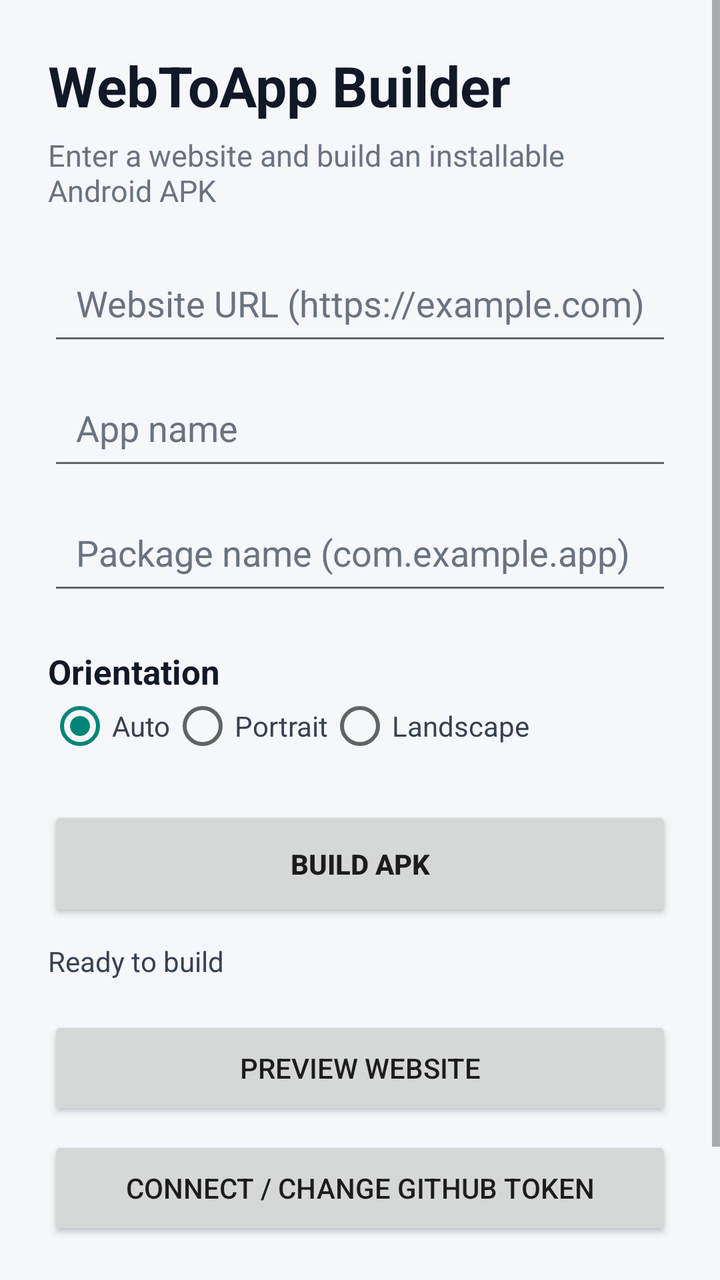
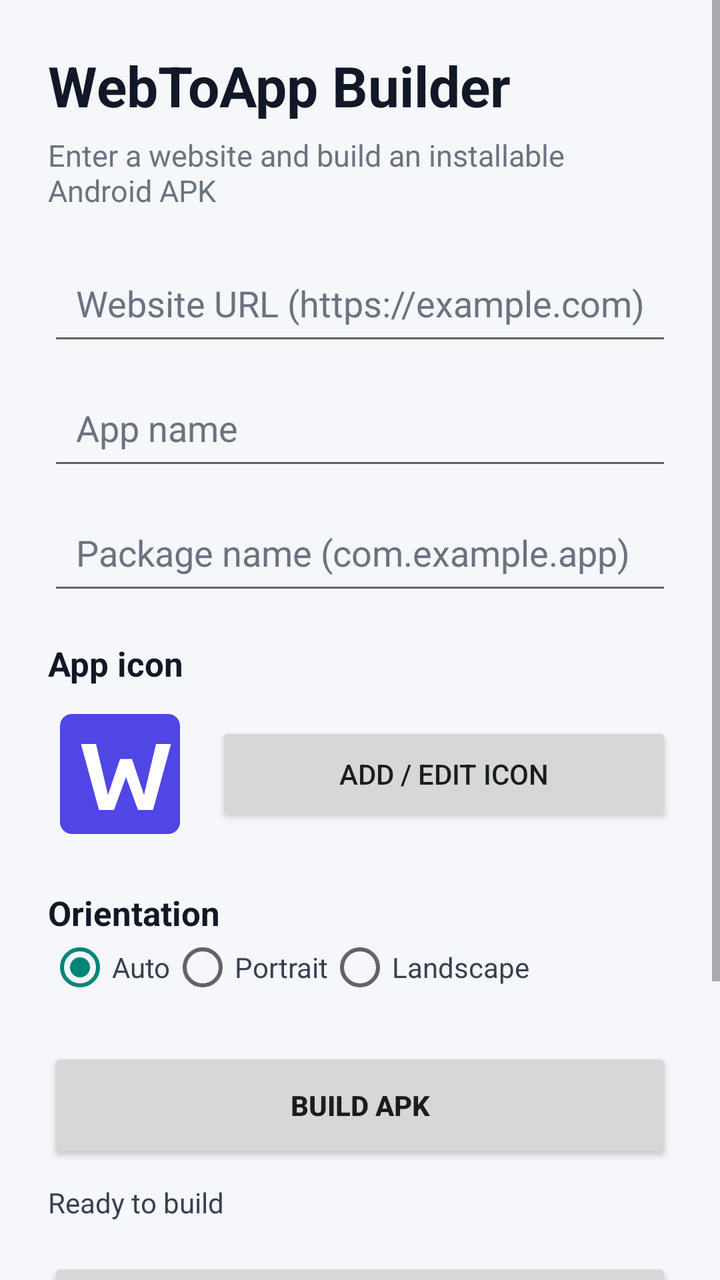

Before-and-after screenshots of an Android layout around one commit, followed by the original layout XML and the change that was made.
<!-- AndroidManifest.xml: application theme Theme.WebToApp -->
<!-- res/layout/activity_main.xml -->
<?xml version="1.0" encoding="utf-8"?>
<ScrollView xmlns:android="http://schemas.android.com/apk/res/android"
 android:layout_width="match_parent" android:layout_height="match_parent" android:fillViewport="true" android:background="#F5F7FB">
 <LinearLayout android:layout_width="match_parent" android:layout_height="wrap_content" android:orientation="vertical" android:padding="24dp">
  <TextView android:layout_width="wrap_content" android:layout_height="wrap_content" android:text="WebToApp Builder" android:textColor="#111827" android:textSize="28sp" android:textStyle="bold"/>
  <TextView android:layout_width="wrap_content" android:layout_height="wrap_content" android:layout_marginTop="6dp" android:layout_marginBottom="20dp" android:text="Enter a website and build an installable Android APK" android:textColor="#6B7280" android:textSize="15sp"/>
  <EditText android:id="@+id/websiteUrl" android:layout_width="match_parent" android:layout_height="wrap_content" android:hint="Website URL (https://example.com)" android:inputType="textUri" android:padding="14dp" android:textColor="#111827" android:textColorHint="#6B7280"/>
  <EditText android:id="@+id/appName" android:layout_width="match_parent" android:layout_height="wrap_content" android:layout_marginTop="10dp" android:hint="App name" android:inputType="textCapWords" android:padding="14dp" android:textColor="#111827" android:textColorHint="#6B7280"/>
  <EditText android:id="@+id/packageName" android:layout_width="match_parent" android:layout_height="wrap_content" android:layout_marginTop="10dp" android:hint="Package name (com.example.app)" android:inputType="textNoSuggestions" android:padding="14dp" android:textColor="#111827" android:textColorHint="#6B7280"/>
  <TextView android:layout_width="wrap_content" android:layout_height="wrap_content" android:layout_marginTop="22dp" android:text="Orientation" android:textColor="#111827" android:textSize="17sp" android:textStyle="bold"/>
  <RadioGroup android:id="@+id/orientationGroup" android:layout_width="match_parent" android:layout_height="wrap_content" android:orientation="horizontal">
   <RadioButton android:id="@+id/orientationAuto" android:layout_width="wrap_content" android:layout_height="wrap_content" android:text="Auto" android:textColor="#374151" android:checked="true"/>
   <RadioButton android:id="@+id/orientationPortrait" android:layout_width="wrap_content" android:layout_height="wrap_content" android:text="Portrait" android:textColor="#374151"/>
   <RadioButton android:id="@+id/orientationLandscape" android:layout_width="wrap_content" android:layout_height="wrap_content" android:text="Landscape" android:textColor="#374151"/>
  </RadioGroup>
  <Button android:id="@+id/buildButton" android:layout_width="match_parent" android:layout_height="58dp" android:layout_marginTop="24dp" android:text="BUILD APK" android:textStyle="bold"/>
  <ProgressBar android:id="@+id/progressBar" style="?android:attr/progressBarStyleHorizontal" android:layout_width="match_parent" android:layout_height="wrap_content" android:layout_marginTop="12dp" android:indeterminate="true" android:visibility="gone"/>
  <TextView android:id="@+id/statusText" android:layout_width="match_parent" android:layout_height="wrap_content" android:layout_marginTop="10dp" android:text="Ready to build" android:textColor="#374151" android:textSize="14sp"/>
  <Button android:id="@+id/previewButton" android:layout_width="match_parent" android:layout_height="52dp" android:layout_marginTop="18dp" android:text="PREVIEW WEBSITE"/>
  <Button android:id="@+id/githubButton" android:layout_width="match_parent" android:layout_height="52dp" android:layout_marginTop="8dp" android:text="CONNECT / CHANGE GITHUB TOKEN"/>
  <TextView android:layout_width="match_parent" android:layout_height="wrap_content" android:layout_marginTop="16dp" android:paddingBottom="24dp" android:text="The token is never included in generated APKs. Generated APKs are built by your GitHub Actions workflow." android:textColor="#6B7280" android:textSize="12sp"/>
 </LinearLayout>
</ScrollView>
<!-- resources referenced by this layout -->
<resources>
  <style name="Theme.WebToApp" parent="Theme.AppCompat.DayNight.NoActionBar">
          <item name="android:windowActionModeOverlay">true</item>
          <item name="android:windowNoTitle">true</item>
          <item name="android:colorAccent">#0D47A1</item>
          <item name="android:navigationBarColor">#000000</item>
          <item name="android:statusBarColor">#000000</item>
      </style>
</resources>

<!-- the commit's change to res/layout/activity_main.xml (unified diff, before → after) -->
@@ -7,6 +7,11 @@
   <EditText android:id="@+id/websiteUrl" android:layout_width="match_parent" android:layout_height="wrap_content" android:hint="Website URL (https://example.com)" android:inputType="textUri" android:padding="14dp" android:textColor="#111827" android:textColorHint="#6B7280"/>
   <EditText android:id="@+id/appName" android:layout_width="match_parent" android:layout_height="wrap_content" android:layout_marginTop="10dp" android:hint="App name" android:inputType="textCapWords" android:padding="14dp" android:textColor="#111827" android:textColorHint="#6B7280"/>
   <EditText android:id="@+id/packageName" android:layout_width="match_parent" android:layout_height="wrap_content" android:layout_marginTop="10dp" android:hint="Package name (com.example.app)" android:inputType="textNoSuggestions" android:padding="14dp" android:textColor="#111827" android:textColorHint="#6B7280"/>
+  <TextView android:layout_width="wrap_content" android:layout_height="wrap_content" android:layout_marginTop="18dp" android:text="App icon" android:textColor="#111827" android:textSize="17sp" android:textStyle="bold"/>
+  <LinearLayout android:layout_width="match_parent" android:layout_height="wrap_content" android:orientation="horizontal" android:gravity="center_vertical" android:layout_marginTop="8dp">
+   <ImageView android:id="@+id/iconPreview" android:layout_width="72dp" android:layout_height="72dp" android:src="@drawable/app_icon" android:scaleType="centerCrop" android:contentDescription="App icon preview"/>
+   <Button android:id="@+id/iconButton" android:layout_width="0dp" android:layout_height="52dp" android:layout_weight="1" android:layout_marginStart="12dp" android:text="ADD / EDIT ICON"/>
+  </LinearLayout>
   <TextView android:layout_width="wrap_content" android:layout_height="wrap_content" android:layout_marginTop="22dp" android:text="Orientation" android:textColor="#111827" android:textSize="17sp" android:textStyle="bold"/>
   <RadioGroup android:id="@+id/orientationGroup" android:layout_width="match_parent" android:layout_height="wrap_content" android:orientation="horizontal">
    <RadioButton android:id="@+id/orientationAuto" android:layout_width="wrap_content" android:layout_height="wrap_content" android:text="Auto" android:textColor="#374151" android:checked="true"/>
<!-- resource entries referenced after the edit -->
@@ -1,5 +1,7 @@
 <!-- resources referenced by this layout -->
 <resources>
+  <!-- drawable app_icon (drawable) -->
+  <vector xmlns:android="http://schemas.android.com/apk/res/android" android:width="48dp" android:height="48dp" android:viewportWidth="48" android:viewportHeight="48"><path android:fillColor="#4F46E5" android:pathData="M8,4h32a4,4 0,0 1,4 4v32a4,4 0,0 1,-4 4H8a4,4 0,0 1,-4 -4V8a4,4 0,0 1,4 -4z"/><path android:fillColor="#FFFFFF" android:pathData="M11,14h5l4,17 4,-12h4l4,12 4,-17h5l-6,22h-5l-4,-11 -4,11h-5z"/></vector>
   <style name="Theme.WebToApp" parent="Theme.AppCompat.DayNight.NoActionBar">
           <item name="android:windowActionModeOverlay">true</item>
           <item name="android:windowNoTitle">true</item>
